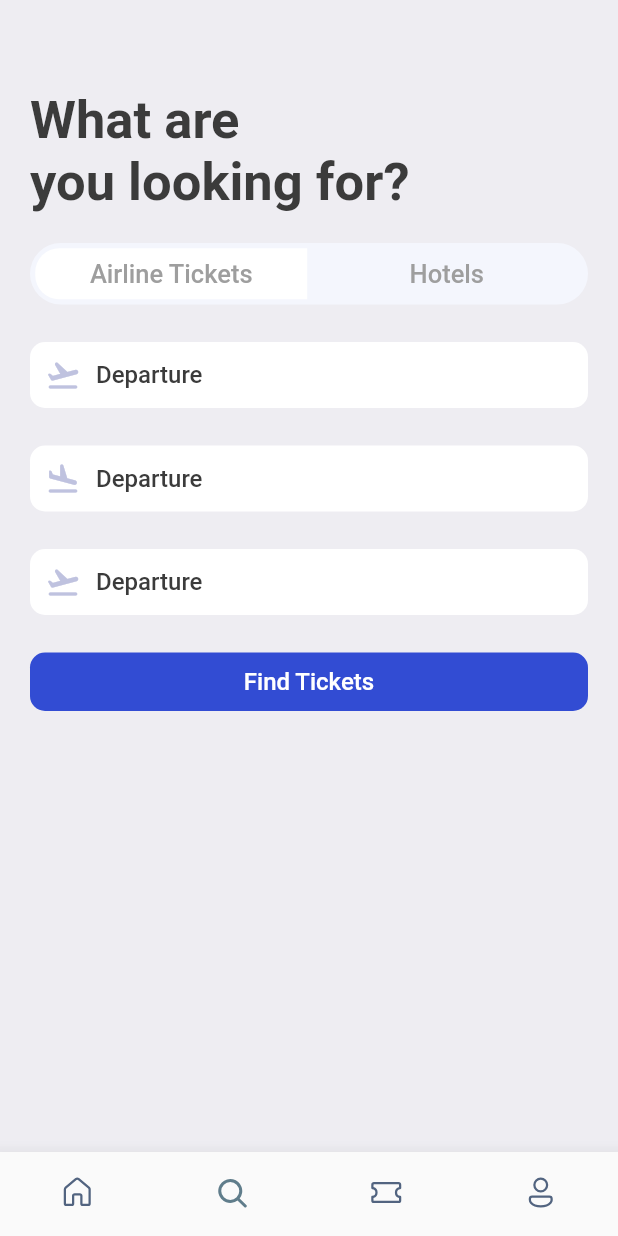
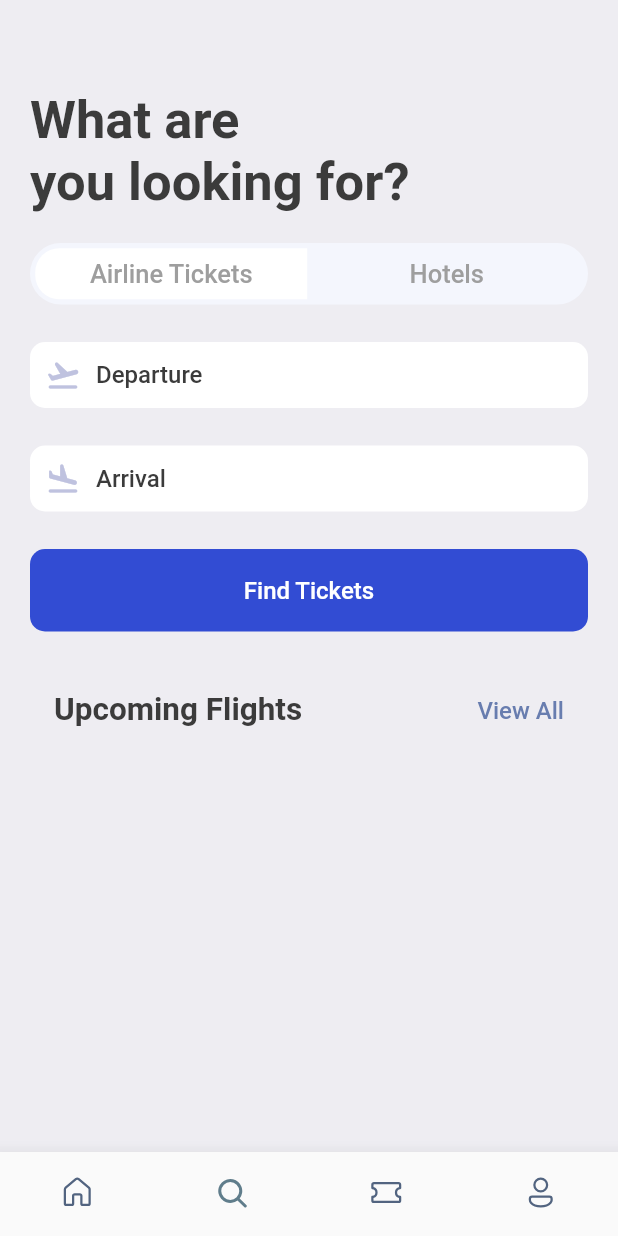
Before and after one commit to harshjainsk/ticket-booking-app, a Flutter app: the screen it shows after launch, item 2 of the bottom bar chosen, on a phone screen of 412 x 824 dp. Run offline on Flutter 3.47's test engine with Material 2 defaults, Android fonts, the phone set to English and light mode, and no system bars; our stand-ins replace fluentui_icons, gap, get.

Commit message:
changed acc to text_viewAll_widget

```diff
--- a/lib/screens/search_screen.dart
+++ b/lib/screens/search_screen.dart
@@ -5,6 +5,7 @@ import 'package:ticket_booking_app/utils/app_layout.dart';
 import 'package:ticket_booking_app/widgets/icon_text_widget.dart';
 
 import '../utils/app_styles.dart';
+import '../widgets/text_viewAll_widget.dart';
 
 class SearchScreen extends StatelessWidget {
   const SearchScreen({Key? key}) : super(key: key);
@@ -54,19 +55,22 @@ class SearchScreen extends StatelessWidget {
           Gap(AppLayout.getHeight(25)),
           const IconTextWidget(icon: Icons.flight_takeoff_rounded, text: 'Departure'),
           Gap(AppLayout.getHeight(25)),
-          const IconTextWidget(icon: Icons.flight_land_rounded, text: 'Departure'),
-          Gap(AppLayout.getHeight(25)),
-          const IconTextWidget(icon: Icons.flight_takeoff_rounded, text: 'Departure'),
+          const IconTextWidget(icon: Icons.flight_land_rounded, text: 'Arrival'),
           Gap(AppLayout.getHeight(25)),
           Container(
-            padding: EdgeInsets.all(AppLayout.getHeight(10)),
+            padding: EdgeInsets.all(AppLayout.getHeight(18)),
             decoration: BoxDecoration(
               borderRadius: BorderRadius.circular(AppLayout.getWidth(10)),
               color: Color(0xD91130CE),
             ),
 
             child: Text('Find Tickets', style: Styles.textStyle.copyWith(color: Colors.white),textAlign: TextAlign.center,),
-          )
+          ),
+          Gap(AppLayout.getHeight(40)),
+          Container(
+            padding: EdgeInsets.symmetric(horizontal: 16),
+            child: TextViewAll(bigText: 'Upcoming Flights', smallText: 'View All'),
+          ),
 
         ],
       ),
```
Also changed, not shown: lib/screens/home_screen.dart (+3 -23 lines).
